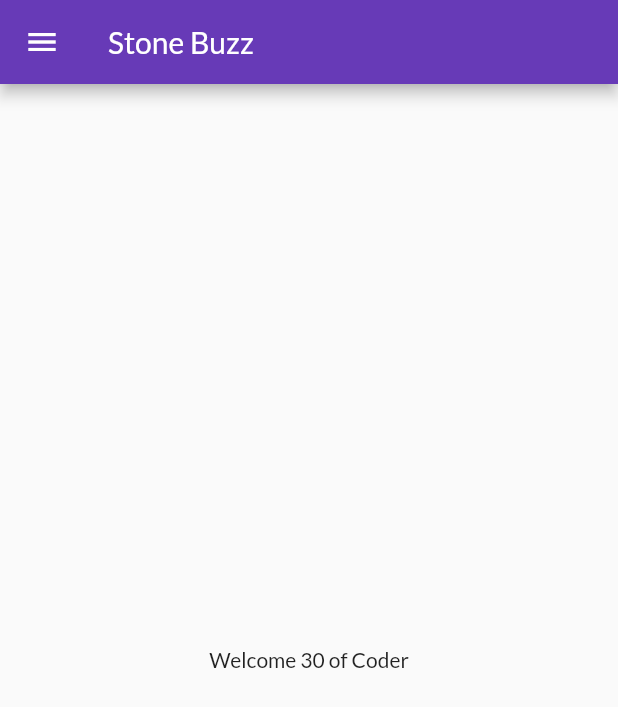
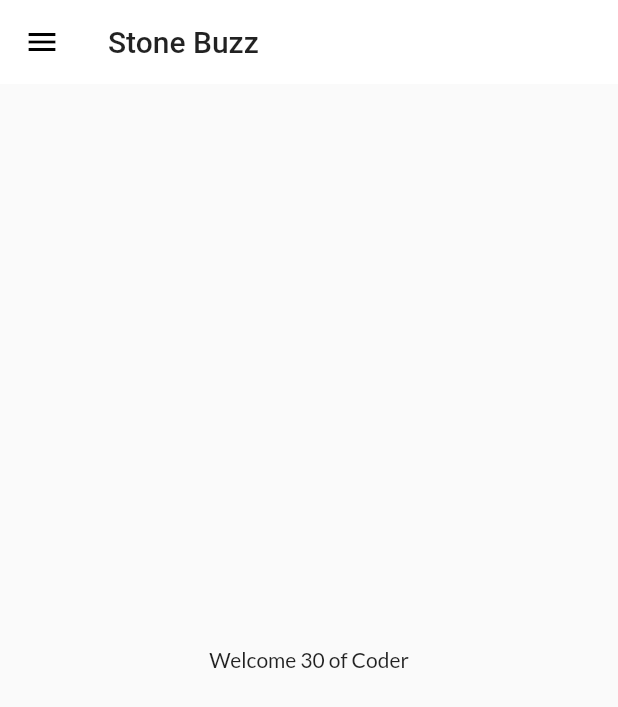
Before and after one commit to vipinsaini0/15DaysOfFlutter2.0, a Flutter app: the screen it shows after launch, on a phone screen of 412 x 824 dp. Shown: the top 707 px of the screen. Run offline on Flutter 3.47's test engine with Material 2 defaults, Android fonts, the phone set to English and light mode, and no system bars; our stand-ins replace google_fonts.

Commit message:
Day 9 Completed

```diff
--- a/lib/main.dart
+++ b/lib/main.dart
@@ -1,6 +1,7 @@
 import 'package:flutter/material.dart';
 import 'package:flutter_demo/pages/login_page.dart';
 import 'package:flutter_demo/utilies/routes.dart';
+import 'package:flutter_demo/widgets/themes.dart';
 import 'package:google_fonts/google_fonts.dart';
 import 'pages/home_page.dart';
 
@@ -12,15 +13,10 @@ class MyApp extends StatelessWidget {
   @override
   Widget build(BuildContext context) {
     return MaterialApp(
+      debugShowCheckedModeBanner: false,
       themeMode: ThemeMode.light,
-      theme: ThemeData(
-        primarySwatch: Colors.deepPurple,
-        fontFamily: GoogleFonts.lato().fontFamily,
-      ),
-      debugShowCheckedModeBanner: false,
-      darkTheme: ThemeData(
-        brightness: Brightness.dark,
-      ),
+      theme: MyTheme.lightTheme(context),
+      darkTheme: MyTheme.darkTheme(context),
       initialRoute: MyRoutes.homeRoute,
       routes: {
         "/": (context) => LoginPage(),
--- /dev/null
+++ b/lib/widgets/themes.dart
@@ -0,0 +1,17 @@
+import 'package:flutter/material.dart';
+import 'package:google_fonts/google_fonts.dart';
+
+class MyTheme {
+  static ThemeData lightTheme(BuildContext context) => ThemeData(
+      primarySwatch: Colors.deepPurple,
+      fontFamily: GoogleFonts.lato().fontFamily,
+      appBarTheme: AppBarTheme(
+        color: Colors.white,
+        elevation: 0.0,
+        iconTheme: IconThemeData(color: Colors.black),
+        textTheme: Theme.of(context).textTheme,
+      ));
+
+  static ThemeData darkTheme(BuildContext context) =>
+      ThemeData(brightness: Brightness.dark);
+}
```
Also changed, not shown: lib/models/catalog.dart (added, +21 -0 lines), lib/widgets/drawer.dart (line endings or trailing spaces), pubspec.lock.
